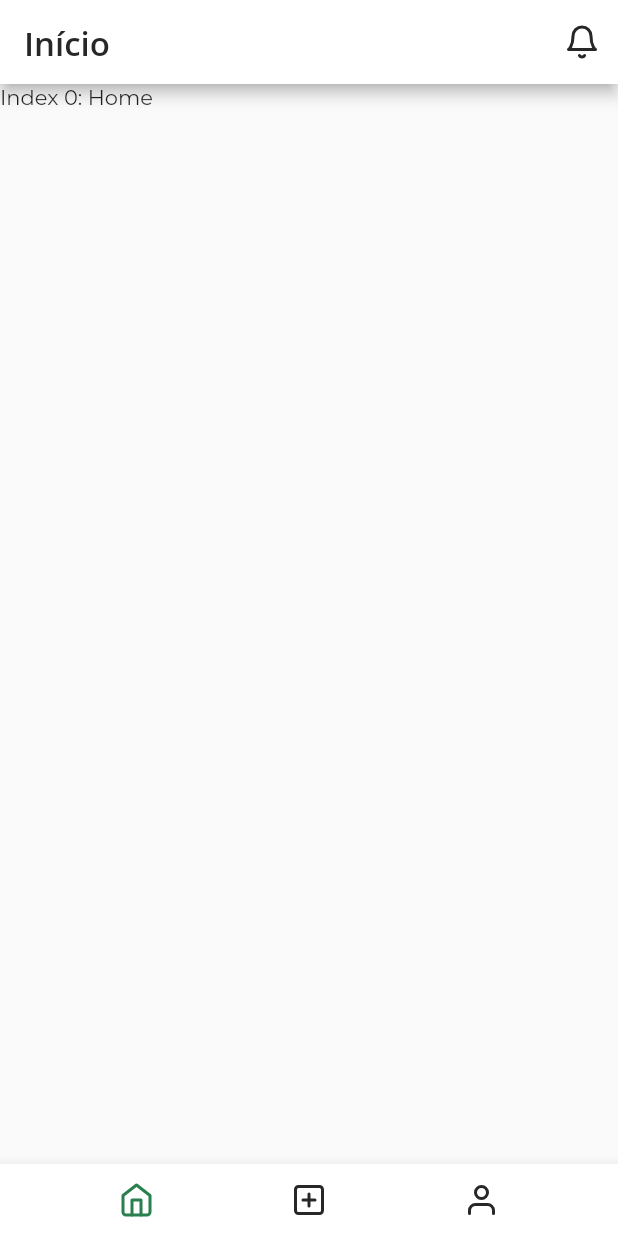
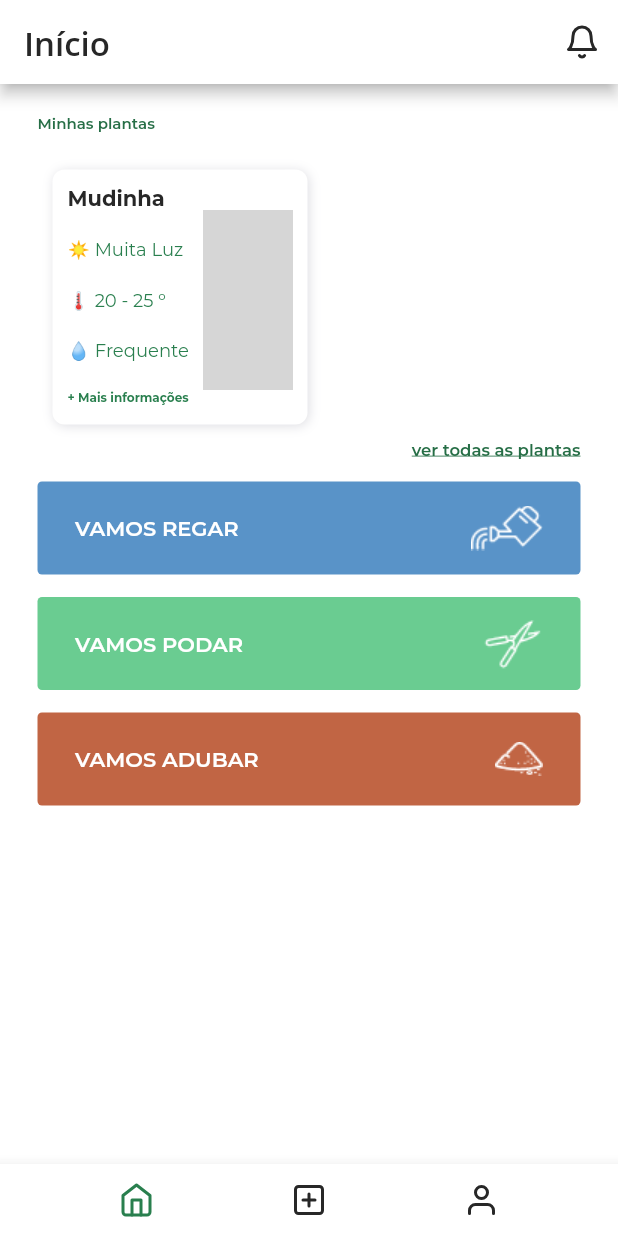
Before and after one commit to pdavinunes/cultive_em_casa, a Flutter app: the NavigationScreen screen opened directly, on a phone screen of 412 x 824 dp. Run offline on Flutter 3.47's test engine with Material 2 defaults, Android fonts, the phone set to English and light mode, and no system bars; our stand-ins replace flutter_icons, image_picker; network calls fail; grey boxes are pictures that could not be loaded.

Commit message:
Criando tela de Home

```diff
--- /dev/null
+++ b/mobile/lib/screens/Home/home.dart
@@ -0,0 +1,185 @@
+import 'package:flutter/material.dart';
+import 'package:flutter_icons/flutter_icons.dart';
+
+class HomeScreen extends StatefulWidget {
+  @override
+  _HomeScreenState createState() => _HomeScreenState();
+}
+
+class _HomeScreenState extends State<HomeScreen> {
+  @override
+  Widget build(BuildContext context) {
+    return Container(
+      width: MediaQuery.of(context).size.width,
+      height: MediaQuery.of(context).size.height,
+      padding: EdgeInsets.fromLTRB(25, 20, 0, 15),
+      color: Colors.white,
+      child: Column(
+          crossAxisAlignment: CrossAxisAlignment.start,
+          children: <Widget>[
+            Text("Minhas plantas",
+                style: TextStyle(
+                    fontWeight: FontWeight.w600,
+                    fontSize: 10,
+                    color: Color(0xff266E46))),
+            SizedBox(height: 15),
+            SingleChildScrollView(
+              scrollDirection: Axis.horizontal,
+              padding: EdgeInsets.symmetric(horizontal: 10, vertical: 10),
+              child: Row(
+                children: <Widget>[
+                  Container(
+                    width: 170,
+                    height: 170,
+                    padding: EdgeInsets.all(10),
+                    decoration: BoxDecoration(
+                        color: Colors.white,
+                        boxShadow: <BoxShadow>[
+                          BoxShadow(
+                              color: Color(0x22000026),
+                              offset: Offset(1, 1),
+                              blurRadius: 6)
+                        ],
+                        borderRadius: BorderRadius.all(Radius.circular(8))),
+                    child: Column(
+                      crossAxisAlignment: CrossAxisAlignment.start,
+                      children: <Widget>[
+                        Text("Mudinha",
+                            style: TextStyle(
+                                color: Color(0xff272727),
+                                fontWeight: FontWeight.bold,
+                                fontSize: 14)),
+                        Row(
+                          children: <Widget>[
+                            Container(
+                                height: 120,
+                                width: 90,
+                                child: Column(
+                                  crossAxisAlignment: CrossAxisAlignment.start,
+                                  mainAxisAlignment:
+                                      MainAxisAlignment.spaceEvenly,
+                                  children: <Widget>[
+                                    Text("\u{2600} Muita Luz",
+                                        style: TextStyle(
+                                            color: Color(0xff297F4E),
+                                            fontSize: 12)),
+                                    Text("\u{1F321} 20 - 25 º",
+                                        style: TextStyle(
+                                            color: Color(0xff297F4E),
+                                            fontSize: 12)),
+                                    Text("\u{1F4A7} Frequente",
+                                        style: TextStyle(
+                                            color: Color(0xff297F4E),
+                                            fontSize: 12)),
+                                  ],
+                                )),
+                            Container(
+                              height: 120,
+                              width: 60,
+                              child: Image.network(
+                                "http://10.0.2.2:3333/uploads/avatar_plants/avatar1.png",
+                              ),
+                            )
+                          ],
+                        ),
+                        Text("+ Mais informações",
+                            style: TextStyle(
+                                color: Color(0xff297F4E),
+                                fontWeight: FontWeight.bold,
+                                fontSize: 8)),
+                      ],
+                    ),
+                  ),
+                  SizedBox(width: 15),
+                ],
+              ),
+            ),
+            Container(
+                width: double.infinity,
+                padding: EdgeInsets.only(right: 25),
+                child: GestureDetector(
+                  onTap: () {},
+                  child: Text(
+                    "ver todas as plantas",
+                    textAlign: TextAlign.end,
+                    style: TextStyle(
+                      color: Color(0xff266E46),
+                      fontSize: 11,
+                      fontWeight: FontWeight.w600,
+                      decoration: TextDecoration.underline,
+                    ),
+                  ),
+                )),
+            GestureDetector(
+              onTap: () {},
+              child: Container(
+                height: 62,
+                margin: EdgeInsets.only(top: 15, right: 25),
+                padding: EdgeInsets.symmetric(horizontal: 25),
+                width: double.infinity,
+                decoration: BoxDecoration(
+                    color: Color(0xff5993C8),
+                    borderRadius: BorderRadius.all(Radius.circular(3))),
+                child: Row(
+                  mainAxisAlignment: MainAxisAlignment.spaceBetween,
+                  children: <Widget>[
+                    Text("VAMOS REGAR",
+                        style: TextStyle(
+                            color: Colors.white,
+                            fontSize: 14,
+                            fontWeight: FontWeight.w600)),
+                    Image.asset("lib/assets/images/regar.png")
+                  ],
+                ),
+              ),
+            ),
+            GestureDetector(
+              onTap: () {},
+              child: Container(
+                height: 62,
+                margin: EdgeInsets.only(top: 15, right: 25),
+                padding: EdgeInsets.symmetric(horizontal: 25),
+                width: double.infinity,
+                decoration: BoxDecoration(
+                    color: Color(0xff6ACC91),
+                    borderRadius: BorderRadius.all(Radius.circular(3))),
+                child: Row(
+                  mainAxisAlignment: MainAxisAlignment.spaceBetween,
+                  children: <Widget>[
+                    Text("VAMOS PODAR",
+                        style: TextStyle(
+                            color: Colors.white,
+                            fontSize: 14,
+                            fontWeight: FontWeight.w600)),
+                    Image.asset("lib/assets/images/podar.png")
+                  ],
+                ),
+              ),
+            ),
+            GestureDetector(
+              onTap: () {},
+              child: Container(
+                height: 62,
+                margin: EdgeInsets.only(top: 15, right: 25),
+                padding: EdgeInsets.symmetric(horizontal: 25),
+                width: double.infinity,
+                decoration: BoxDecoration(
+                    color: Color(0xffC16544),
+                    borderRadius: BorderRadius.all(Radius.circular(3))),
+                child: Row(
+                  mainAxisAlignment: MainAxisAlignment.spaceBetween,
+                  children: <Widget>[
+                    Text("VAMOS ADUBAR",
+                        style: TextStyle(
+                            color: Colors.white,
+                            fontSize: 14,
+                            fontWeight: FontWeight.w600)),
+                    Image.asset("lib/assets/images/adubar.png")
+                  ],
+                ),
+              ),
+            )
+          ]),
+    );
+  }
+}
--- a/mobile/lib/screens/Navigation/navigation.dart
+++ b/mobile/lib/screens/Navigation/navigation.dart
@@ -1,6 +1,6 @@
-import 'package:cultive/screens/RegisterUser/registerUser.dart';
 import 'package:flutter/material.dart';
 import 'package:flutter_icons/flutter_icons.dart';
+import 'package:cultive/screens/Home/home.dart';
 
 class NavigationScreen extends StatefulWidget {
   @override
@@ -9,10 +9,8 @@ class NavigationScreen extends StatefulWidget {
 
 class _NavigationScreenState extends State<NavigationScreen> {
   int _selectedIndex = 0;
-  static const List<Widget> _widgetOptions = <Widget>[
-    Text(
-      'Index 0: Home',
-    ),
+  static List<Widget> _widgetOptions = <Widget>[
+    HomeScreen(),
     Text(
       'Index 1: Business',
     ),
--- a/mobile/pubspec.yaml
+++ b/mobile/pubspec.yaml
@@ -18,9 +18,6 @@ dependencies:
   http: ^0.12.2
 
 dev_dependencies:
-  flutter_test:
-    sdk: flutter
-
 
 # For information on the generic Dart part of this file, see the
 # following page: https://dart.dev/tools/pub/pubspec
@@ -36,6 +33,9 @@ flutter:
   # To add assets to your application, add an assets section, like this:
   assets:
    - lib/assets/images/logo.png
+   - lib/assets/images/regar.png
+   - lib/assets/images/adubar.png
+   - lib/assets/images/podar.png
 
   #  - images/a_dot_ham.jpeg
 
```
Also changed, not shown: mobile/lib/assets/images/adubar.png (added), mobile/lib/assets/images/podar.png (added), mobile/lib/assets/images/regar.png (added), 8 other files.
